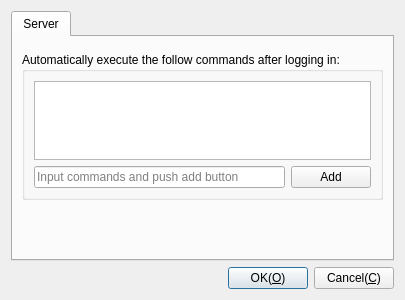
Above: Plugins/SSH/DlgSettingsSSH.ui from KangLin/RabbitRemoteControl before the change. Below: the same form after it.
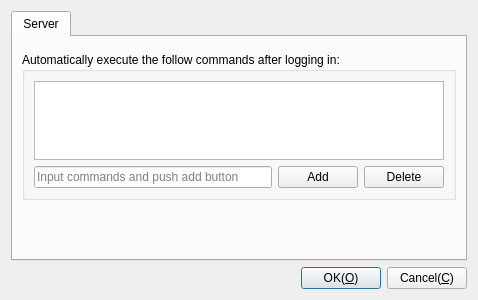
That is the form after the change. Custom widgets are drawn as their Qt base class.

Commit message: Terminal: add delete button

Diff of the .ui file:
```diff
--- a/Plugins/SSH/DlgSettingsSSH.ui
+++ b/Plugins/SSH/DlgSettingsSSH.ui
@@ -6,7 +6,7 @@
    <rect>
     <x>0</x>
     <y>0</y>
-    <width>405</width>
+    <width>478</width>
     <height>300</height>
    </rect>
   </property>
@@ -87,6 +87,13 @@
               </property>
              </widget>
             </item>
+            <item>
+             <widget class="QPushButton" name="pbDeleteCommands">
+              <property name="text">
+               <string>Delete</string>
+              </property>
+             </widget>
+            </item>
            </layout>
           </item>
          </layout>
```
The commit also changes 8 other files.
